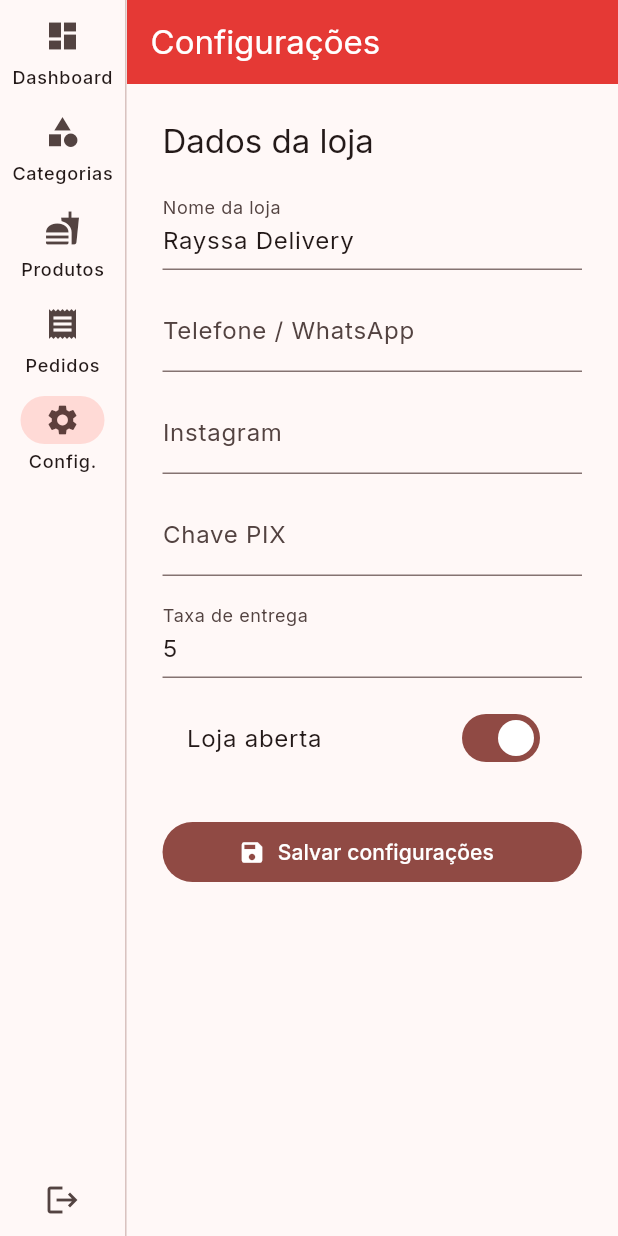
After one commit to erickbritodesign-ai/rayssa-delivery, a Flutter app: the SettingsPage screen opened by its route, on a phone screen of 412 x 824 dp. The commit adds this screen. Run offline on Flutter 3.47's test engine with Material 3 defaults, Android fonts, the phone set to English and light mode, and no system bars; our stand-ins replace cloud_firestore, equatable, firebase_auth, firebase_core, flutter_riverpod, go_router and 1 more; accounts and stored records are empty; generated files the repository leaves out were written again.

Commit message:
feat: admin store settings page

```diff
--- /dev/null
+++ b/apps/admin/lib/features/settings/presentation/pages/settings_page.dart
@@ -0,0 +1,152 @@
+import 'package:flutter/material.dart';
+import 'package:flutter_riverpod/flutter_riverpod.dart';
+import 'package:rayssa_admin/shared/data/admin_firestore_service.dart';
+
+final storeSettingsProvider =
+    StreamProvider<Map<String, dynamic>>((ref) {
+  return ref.watch(adminFirestoreProvider).watchStoreSettings();
+});
+
+class SettingsPage extends ConsumerStatefulWidget {
+  const SettingsPage({super.key});
+
+  @override
+  ConsumerState<SettingsPage> createState() => _SettingsPageState();
+}
+
+class _SettingsPageState extends ConsumerState<SettingsPage> {
+  final _storeNameController = TextEditingController();
+  final _phoneController = TextEditingController();
+  final _instagramController = TextEditingController();
+  final _pixKeyController = TextEditingController();
+  final _deliveryFeeController = TextEditingController();
+
+  bool _loaded = false;
+  bool _isOpen = true;
+
+  @override
+  void dispose() {
+    _storeNameController.dispose();
+    _phoneController.dispose();
+    _instagramController.dispose();
+    _pixKeyController.dispose();
+    _deliveryFeeController.dispose();
+    super.dispose();
+  }
+
+  void _fillForm(Map<String, dynamic> data) {
+    if (_loaded) return;
+
+    _storeNameController.text =
+        (data['storeName'] ?? 'Rayssa Delivery').toString();
+    _phoneController.text = (data['phone'] ?? '').toString();
+    _instagramController.text = (data['instagram'] ?? '').toString();
+    _pixKeyController.text = (data['pixKey'] ?? '').toString();
+    _deliveryFeeController.text = '${data['deliveryFee'] ?? 5}';
+    _isOpen = data['isOpen'] != false;
+
+    _loaded = true;
+  }
+
+  Future<void> _save() async {
+    final deliveryFee =
+        double.tryParse(_deliveryFeeController.text.replaceAll(',', '.')) ?? 5;
+
+    await ref.read(adminFirestoreProvider).saveStoreSettings({
+      'storeName': _storeNameController.text.trim(),
+      'phone': _phoneController.text.trim(),
+      'instagram': _instagramController.text.trim(),
+      'pixKey': _pixKeyController.text.trim(),
+      'deliveryFee': deliveryFee,
+      'isOpen': _isOpen,
+    });
+
+    if (!mounted) return;
+
+    ScaffoldMessenger.of(context).showSnackBar(
+      const SnackBar(content: Text('Configurações salvas com sucesso!')),
+    );
+  }
+
+  @override
+  Widget build(BuildContext context) {
+    final settingsAsync = ref.watch(storeSettingsProvider);
+
+    return Scaffold(
+      appBar: AppBar(title: const Text('Configurações')),
+      body: settingsAsync.when(
+        data: (data) {
+          _fillForm(data);
+
+          return SingleChildScrollView(
+            padding: const EdgeInsets.all(24),
+            child: ConstrainedBox(
+              constraints: const BoxConstraints(maxWidth: 600),
+              child: Column(
+                crossAxisAlignment: CrossAxisAlignment.stretch,
+                children: [
+                  Text(
+                    'Dados da loja',
+                    style: Theme.of(context).textTheme.titleLarge,
+                  ),
+                  const SizedBox(height: 16),
+                  TextField(
+                    controller: _storeNameController,
+                    decoration: const InputDecoration(
+                      labelText: 'Nome da loja',
+                    ),
+                  ),
+                  const SizedBox(height: 12),
+                  TextField(
+                    controller: _phoneController,
+                    decoration: const InputDecoration(
+                      labelText: 'Telefone / WhatsApp',
+                    ),
+                  ),
+                  const SizedBox(height: 12),
+                  TextField(
+                    controller: _instagramController,
+                    decoration: const InputDecoration(
+                      labelText: 'Instagram',
+                    ),
+                  ),
+                  const SizedBox(height: 12),
+                  TextField(
+                    controller: _pixKeyController,
+                    decoration: const InputDecoration(
+                      labelText: 'Chave PIX',
+                    ),
+                  ),
+                  const SizedBox(height: 12),
+                  TextField(
+                    controller: _deliveryFeeController,
+                    decoration: const InputDecoration(
+                      labelText: 'Taxa de entrega',
+                    ),
+                    keyboardType: TextInputType.number,
+                  ),
+                  const SizedBox(height: 12),
+                  SwitchListTile(
+                    title: const Text('Loja aberta'),
+                    value: _isOpen,
+                    onChanged: (value) {
+                      setState(() => _isOpen = value);
+                    },
+                  ),
+                  const SizedBox(height: 24),
+                  FilledButton.icon(
+                    onPressed: _save,
+                    icon: const Icon(Icons.save),
+                    label: const Text('Salvar configurações'),
+                  ),
+                ],
+              ),
+            ),
+          );
+        },
+        loading: () => const Center(child: CircularProgressIndicator()),
+        error: (e, _) => Center(child: Text('Erro: $e')),
+      ),
+    );
+  }
+}
--- a/apps/admin/lib/shared/widgets/admin_shell.dart
+++ b/apps/admin/lib/shared/widgets/admin_shell.dart
@@ -38,6 +38,10 @@ class AdminShell extends ConsumerWidget {
                 icon: Icon(Icons.receipt),
                 label: Text('Pedidos'),
               ),
+              NavigationRailDestination(
+                icon: Icon(Icons.settings),
+                label: Text('Config.'),
+              ),
             ],
             trailing: Expanded(
               child: Align(
@@ -61,6 +65,7 @@ class AdminShell extends ConsumerWidget {
     if (path.startsWith('/categories')) return 1;
     if (path.startsWith('/products')) return 2;
     if (path.startsWith('/orders')) return 3;
+    if (path.startsWith('/settings')) return 4;
     return 0;
   }
 
@@ -72,6 +77,8 @@ class AdminShell extends ConsumerWidget {
         return '/products';
       case 3:
         return '/orders';
+      case 4:
+        return '/settings';
       default:
         return '/';
     }
```
Also changed, not shown: apps/admin/lib/core/router/app_router.dart (+7 -0 lines), apps/admin/lib/shared/data/admin_firestore_service.dart (+31 -27 lines).
